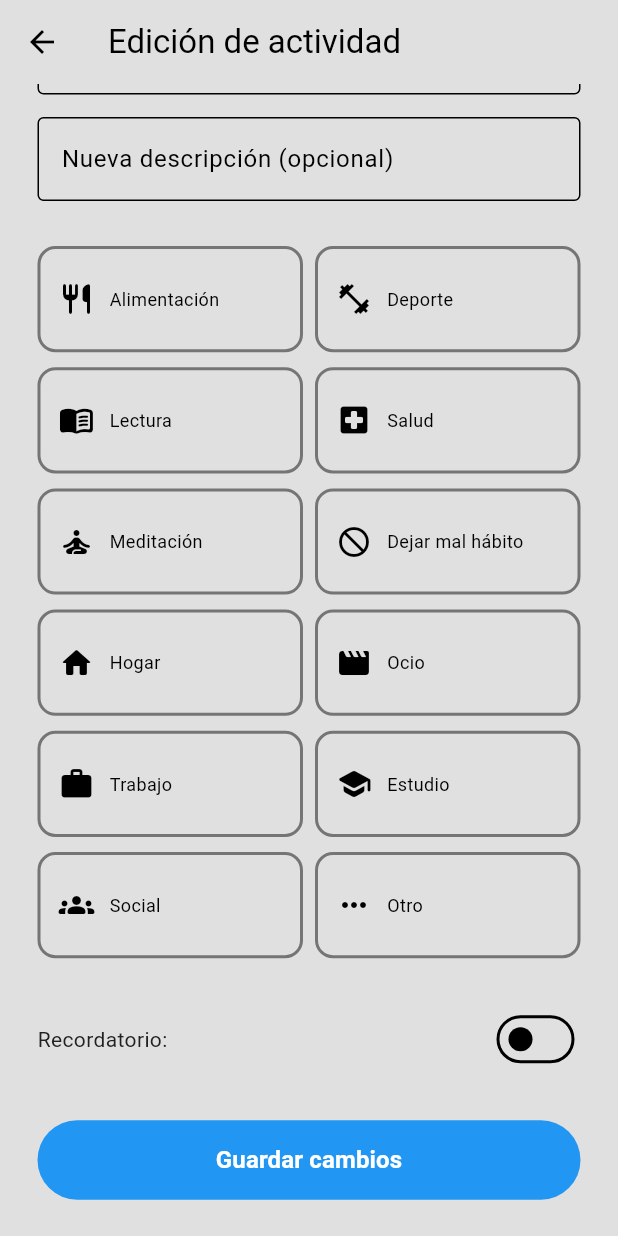
After one commit to ignamarga1/ActivityTracker, a Flutter app: the EditActivityPage screen opened by its route, scrolled down 74 dp, after a tap on "Guardar cambios", on a phone screen of 412 x 824 dp. The commit adds this screen. Run offline on Flutter 3.47's test engine with Material 3 defaults, Android fonts, the phone set to English and light mode, and no system bars; our stand-ins replace cloud_firestore, easy_date_timeline, firebase_auth, firebase_core, flutter_dotenv, fluttertoast and 3 more; accounts and stored records are empty; statements that could not run were skipped.

Commit message:
Created Edit activity page
- New route for the page in main
- Added StreamBuilder to details page to have the latest activity data
- Home: changed the argument to activity.id
- ActivityService: new method to get a Stream of an activity

```diff
--- a/activity_tracker_flutter/lib/main.dart
+++ b/activity_tracker_flutter/lib/main.dart
@@ -1,5 +1,6 @@
 import 'package:activity_tracker_flutter/pages/activities/activity_details_page.dart';
 import 'package:activity_tracker_flutter/pages/activities/create_activity_page.dart';
+import 'package:activity_tracker_flutter/pages/activities/edit_activity_page.dart';
 import 'package:activity_tracker_flutter/pages/challenges/challenges_page.dart';
 import 'package:activity_tracker_flutter/pages/login_register/email_verification_page.dart';
 import 'package:activity_tracker_flutter/pages/login_register/forgot_password_page.dart';
@@ -81,6 +82,7 @@ class MyApp extends StatelessWidget {
         // ACTIVITIES
         '/createActivity': (context) => CreateActivityPage(),
         '/activityDetails': (context) => ActivityDetailsPage(),
+        '/editActivity': (context) => EditActivityPage(),
       },
     );
   }
--- a/activity_tracker_flutter/lib/pages/activities/activity_details_page.dart
+++ b/activity_tracker_flutter/lib/pages/activities/activity_details_page.dart
@@ -14,6 +14,7 @@ class ActivityDetailsPage extends StatefulWidget {
 class _ActivityDetailsPageState extends State<ActivityDetailsPage>
     with TickerProviderStateMixin {
   late final TabController tabBarController;
+  String? activityId;
 
   @override
   void initState() {
@@ -28,8 +29,23 @@ class _ActivityDetailsPageState extends State<ActivityDetailsPage>
   }
 
   @override
+  void didChangeDependencies() {
+    super.didChangeDependencies();
+    activityId = ModalRoute.of(context)!.settings.arguments as String;
+  }
+
+  @override
   Widget build(BuildContext context) {
-    final activity = ModalRoute.of(context)!.settings.arguments as Activity;
+    return StreamBuilder<Activity>(
+      stream: ActivityService().getActivityById(activityId!),
+      builder: (context, snapshot) {
+        if (snapshot.hasError || !snapshot.hasData) {
+          return const Scaffold(
+            body: Center(child: Text('No se pudo cargar la actividad')),
+          );
+        }
+
+        final activity = snapshot.data!;
 
         return Scaffold(
           appBar: AppBar(
@@ -50,8 +66,12 @@ class _ActivityDetailsPageState extends State<ActivityDetailsPage>
             actions: [
               IconButton(
                 icon: const Icon(Icons.edit),
-            onPressed: () {
-              Navigator.pushNamed(context, '/editActivity');
+                onPressed: () async {
+                  Navigator.pushNamed(
+                    context,
+                    '/editActivity',
+                    arguments: activity,
+                  );
                 },
               ),
             ],
@@ -65,6 +85,8 @@ class _ActivityDetailsPageState extends State<ActivityDetailsPage>
               _buildDetailsTab(context, activity),
             ],
           ),
+        );
+      },
     );
   }
 }
@@ -113,9 +135,12 @@ Widget _buildDetailsTab(BuildContext context, Activity activity) {
                         getMilestoneLabel(activity.milestone),
                       ),
                       if (activity.milestone == MilestoneType.quantity) ...[
-                        _buildInfoRow('Cantidad', activity.quantity.toString()),
                         _buildInfoRow(
-                          'Unidad de medida',
+                          'Cantidad:',
+                          activity.quantity.toString(),
+                        ),
+                        _buildInfoRow(
+                          'Unidad de medida:',
                           activity.measurementUnit.toString(),
                         ),
                       ],
--- /dev/null
+++ b/activity_tracker_flutter/lib/pages/activities/edit_activity_page.dart
@@ -0,0 +1,406 @@
+import 'package:activity_tracker_flutter/components/std_fluttertoast.dart';
+import 'package:activity_tracker_flutter/models/activity.dart';
+import 'package:activity_tracker_flutter/services/activity_service.dart';
+import 'package:flutter/material.dart';
+import 'package:fluttertoast/fluttertoast.dart';
+
+class EditActivityPage extends StatefulWidget {
+  const EditActivityPage({super.key});
+
+  @override
+  State<EditActivityPage> createState() => _EditActivityPageState();
+}
+
+class _EditActivityPageState extends State<EditActivityPage> {
+  Activity? activity;
+
+  final titleController = TextEditingController();
+  final descriptionController = TextEditingController();
+
+  // Selected category
+  ActivityCategory? selectedCategory;
+  final List<Map<String, dynamic>> categories = [
+    {
+      'category': ActivityCategory.nutrition,
+      'label': 'Alimentación',
+      'icon': Icons.restaurant_rounded,
+    },
+    {
+      'category': ActivityCategory.sport,
+      'label': 'Deporte',
+      'icon': Icons.fitness_center_sharp,
+    },
+    {
+      'category': ActivityCategory.reading,
+      'label': 'Lectura',
+      'icon': Icons.menu_book_rounded,
+    },
+    {
+      'category': ActivityCategory.health,
+      'label': 'Salud',
+      'icon': Icons.local_hospital_rounded,
+    },
+    {
+      'category': ActivityCategory.meditation,
+      'label': 'Meditación',
+      'icon': Icons.self_improvement_rounded,
+    },
+    {
+      'category': ActivityCategory.quitBadHabit,
+      'label': 'Dejar mal hábito',
+      'icon': Icons.not_interested_rounded,
+    },
+    {
+      'category': ActivityCategory.home,
+      'label': 'Hogar',
+      'icon': Icons.home_rounded,
+    },
+    {
+      'category': ActivityCategory.entertainment,
+      'label': 'Ocio',
+      'icon': Icons.movie_creation_rounded,
+    },
+    {'category': ActivityCategory.work, 'label': 'Trabajo', 'icon': Icons.work},
+    {
+      'category': ActivityCategory.study,
+      'label': 'Estudio',
+      'icon': Icons.school_rounded,
+    },
+    {
+      'category': ActivityCategory.social,
+      'label': 'Social',
+      'icon': Icons.groups_rounded,
+    },
+    {
+      'category': ActivityCategory.other,
+      'label': 'Otro',
+      'icon': Icons.more_horiz_rounded,
+    },
+  ];
+
+  // Reminder
+  bool notificationToggled = false;
+  TimeOfDay? timeOfDayForReminder;
+
+  // Form validator
+  final _formKey = GlobalKey<FormState>();
+
+  @override
+  void dispose() {
+    super.dispose();
+    titleController.dispose();
+    descriptionController.dispose();
+  }
+
+  @override
+  void didChangeDependencies() {
+    super.didChangeDependencies();
+    if (activity != null) return;
+
+    activity = ModalRoute.of(context)!.settings.arguments as Activity;
+
+    titleController.text = activity!.title;
+    descriptionController.text = activity!.description!;
+    selectedCategory = activity!.category;
+    notificationToggled = activity!.reminder;
+    timeOfDayForReminder = parseTimeOfDay(activity!.reminderTime);
+  }
+
+  @override
+  Widget build(BuildContext context) {
+    return Scaffold(
+      appBar: AppBar(
+        title: const Text('Edición de actividad'),
+        scrolledUnderElevation: 0,
+      ),
+      backgroundColor: Theme.of(context).colorScheme.surface,
+      resizeToAvoidBottomInset: false,
+
+      body: GestureDetector(
+        onTap: () => FocusManager.instance.primaryFocus?.unfocus(),
+        behavior: HitTestBehavior.translucent,
+        child: LayoutBuilder(
+          builder: (context, constraints) {
+            return SingleChildScrollView(
+              child: Padding(
+                padding: const EdgeInsets.all(25),
+                child: Form(
+                  key: _formKey,
+                  child: Column(
+                    crossAxisAlignment: CrossAxisAlignment.center,
+                    children: [
+                      // New title textfield
+                      TextFormField(
+                        controller: titleController,
+                        validator: (value) {
+                          if (value == null || value.isEmpty) {
+                            return 'El campo es obligatorio';
+                          }
+                          return null;
+                        },
+                        decoration: InputDecoration(
+                          border: OutlineInputBorder(),
+                          labelText: "Nuevo título",
+                        ),
+                      ),
+                      const SizedBox(height: 15),
+
+                      // New description textfield
+                      TextFormField(
+                        controller: descriptionController,
+                        decoration: InputDecoration(
+                          border: OutlineInputBorder(),
+                          labelText: "Nueva descripción (opcional)",
+                        ),
+                      ),
+
+                      const SizedBox(height: 30),
+
+                      Column(
+                        children: [
+                          // Grid with categories
+                          GridView.builder(
+                            shrinkWrap: true,
+                            physics: NeverScrollableScrollPhysics(),
+                            itemCount: categories.length,
+                            gridDelegate:
+                                const SliverGridDelegateWithFixedCrossAxisCount(
+                                  crossAxisCount: 2,
+                                  mainAxisSpacing: 10,
+                                  crossAxisSpacing: 8,
+                                  childAspectRatio: 2.5,
+                                ),
+                            itemBuilder: (context, index) {
+                              final category = categories[index];
+                              final isSelected =
+                                  selectedCategory == category['category'];
+
+                              return GestureDetector(
+                                onTap: () {
+                                  setState(() {
+                                    selectedCategory = category['category'];
+                                  });
+                                },
+                                child: Container(
+                                  decoration: BoxDecoration(
+                                    borderRadius: BorderRadius.circular(12),
+                                    border: Border.all(
+                                      color: isSelected
+                                          ? Theme.of(
+                                              context,
+                                            ).colorScheme.primary
+                                          : Colors.grey.shade600,
+                                      width: 2,
+                                    ),
+                                    color: isSelected
+                                        ? Theme.of(context).colorScheme.primary
+                                        : Theme.of(context).colorScheme.surface,
+                                  ),
+                                  padding: const EdgeInsets.symmetric(
+                                    horizontal: 12,
+                                    vertical: 8,
+                                  ),
+                                  child: Row(
+                                    children: [
+                                      Icon(
+                                        category['icon'],
+                                        color: isSelected
+                                            ? Theme.of(
+                                                context,
+                                              ).colorScheme.onPrimary
+                                            : Theme.of(
+                                                context,
+                                              ).colorScheme.onSurface,
+                                      ),
+                                      const SizedBox(width: 10),
+                                      Expanded(
+                                        child: Text(
+                                          category['label'],
+                                          style: TextStyle(
+                                            fontSize: 12,
+                                            fontWeight: isSelected
+                                                ? FontWeight.bold
+                                                : FontWeight.normal,
+                                            color: isSelected
+                                                ? Theme.of(
+                                                    context,
+                                                  ).colorScheme.onPrimary
+                                                : Theme.of(
+                                                    context,
+                                                  ).colorScheme.onSurface,
+                                          ),
+                                        ),
+                                      ),
+                                    ],
+                                  ),
+                                ),
+                              );
+                            },
+                          ),
+                        ],
+                      ),
+                      const SizedBox(height: 30),
+
+                      Column(
+                        crossAxisAlignment: CrossAxisAlignment.start,
+                        children: [
+                          // Time and toggle for Timepicker
+                          Row(
+                            mainAxisAlignment: MainAxisAlignment.spaceBetween,
+                            children: [
+                              Expanded(
+                                child: Text(
+                                  notificationToggled &&
+                                          timeOfDayForReminder != null
+                                      ? 'Recordatorio: ${_formatTime24h(timeOfDayForReminder!)}'
+                                      : 'Recordatorio:',
+                                ),
+                              ),
+                              Switch(
+                                value: notificationToggled,
+                                onChanged: (value) async {
+                                  if (value) {
+                                    final pickedTime = await showTimePicker(
+                                      context: context,
+                                      initialTime: TimeOfDay.now(),
+                                    );
+                                    if (pickedTime != null) {
+                                      setState(() {
+                                        notificationToggled = true;
+                                        timeOfDayForReminder = pickedTime;
+                                      });
+                                    }
+                                  } else {
+                                    setState(() {
+                                      notificationToggled = false;
+                                      timeOfDayForReminder = null;
+                                    });
+                                  }
+                                },
+                              ),
+                            ],
+                          ),
+                        ],
+                      ),
+
+                      const SizedBox(height: 30),
+
+                      // Save changes button
+                      SizedBox(
+                        width: double.infinity,
+                        child: FilledButton(
+                          style: FilledButton.styleFrom(
+                            backgroundColor: Colors.blue,
+                            padding: const EdgeInsets.all(15),
+                            shape: RoundedRectangleBorder(
+                              borderRadius: BorderRadius.circular(30),
+                            ),
+                          ),
+
+                          child: const Text(
+                            'Guardar cambios',
+                            style: TextStyle(
+                              fontWeight: FontWeight.bold,
+                              fontSize: 16,
+                            ),
+                          ),
+
+                          onPressed: () async {
+                            FocusManager.instance.primaryFocus?.unfocus();
+
+                            // Checks if any attribute was changed
+                            final String newTitle = titleController.text.trim();
+                            final String newDescription = descriptionController
+                                .text
+                                .trim();
+                            final ActivityCategory? newCategory =
+                                selectedCategory;
+                            final bool isTitleChanged =
+                                newTitle.isNotEmpty &&
+                                (newTitle != activity!.title);
+                            final bool isDescriptionChanged =
+                                newDescription != activity!.description;
+                            final bool isCategoryChanged =
+                                newCategory != activity!.category;
+                            final bool isReminderChanged =
+                                notificationToggled != activity!.reminder;
+                            final bool isReminderTimeChanged =
+                                notificationToggled &&
+                                timeOfDayForReminder != null &&
+                                _formatTime24h(timeOfDayForReminder!) !=
+                                    activity!.reminderTime;
+
+                            // Checks if there are any changes in case the user presses the button (for not showing the Fluttertoast)
+                            if (!isTitleChanged &&
+                                !isDescriptionChanged &&
+                                !isCategoryChanged &&
+                                !isReminderChanged &&
+                                !isReminderTimeChanged) {
+                              if (context.mounted) {
+                                Navigator.pop(context);
+                                return;
+                              }
+                            }
+
+                            if (_formKey.currentState!.validate()) {
+                              await ActivityService().updateActivity(
+                                id: activity!.id,
+                                title: titleController.text.trim(),
+                                description: descriptionController.text.trim(),
+                                category: selectedCategory,
+                                reminder: notificationToggled,
+                                reminderTime:
+                                    (notificationToggled &&
+                                        timeOfDayForReminder != null)
+                                    ? _formatTime24h(timeOfDayForReminder!)
+                                    : null,
+                              );
+
+                              // Pops the edit page
+                              if (context.mounted) {
+                                Navigator.of(context).pop();
+                              }
+
+                              // FlutterToast message
+                              StdFluttertoast.show(
+                                '¡Actividad editada con éxito!',
+                                Toast.LENGTH_LONG,
+                                ToastGravity.BOTTOM,
+                              );
+                            }
+                          },
+                        ),
+                      ),
+                    ],
+                  ),
+                ),
+              ),
+            );
+          },
+        ),
+      ),
+    );
+  }
+}
+
+// Converts time format for TimePicker
+String _formatTime24h(TimeOfDay time) {
+  final hour = time.hour.toString().padLeft(2, '0');
+  final minute = time.minute.toString().padLeft(2, '0');
+  return '$hour:$minute';
+}
+
+// Converts String time to TimeOfDay
+TimeOfDay? parseTimeOfDay(String? timeString) {
+  if (timeString == null) return null;
+
+  final parts = timeString.split(':');
+  if (parts.length != 2) return null;
+
+  final hour = int.tryParse(parts[0]);
+  final minute = int.tryParse(parts[1]);
+
+  if (hour == null || minute == null) return null;
+
+  return TimeOfDay(hour: hour, minute: minute);
+}
--- a/activity_tracker_flutter/lib/pages/home_page.dart
+++ b/activity_tracker_flutter/lib/pages/home_page.dart
@@ -357,7 +357,7 @@ class _HomePageState extends State<HomePage> {
                               Navigator.pushNamed(
                                 context,
                                 '/activityDetails',
-                                arguments: activity,
+                                arguments: activity.id,
                               );
                             },
 
--- a/activity_tracker_flutter/lib/services/activity_service.dart
+++ b/activity_tracker_flutter/lib/services/activity_service.dart
@@ -81,6 +81,13 @@ class ActivityService {
         );
   }
 
+  // Get activity by id
+  Stream<Activity> getActivityById(String activityId) {
+    return _collection.doc(activityId).snapshots().map((snapshot) {
+      return Activity.fromMap(snapshot.data()!, id: snapshot.id);
+    });
+  }
+
   // Update activity
   Future<void> updateActivity({
     required String id,
```
Lines whose indentation alone changed are shown as unchanged.
